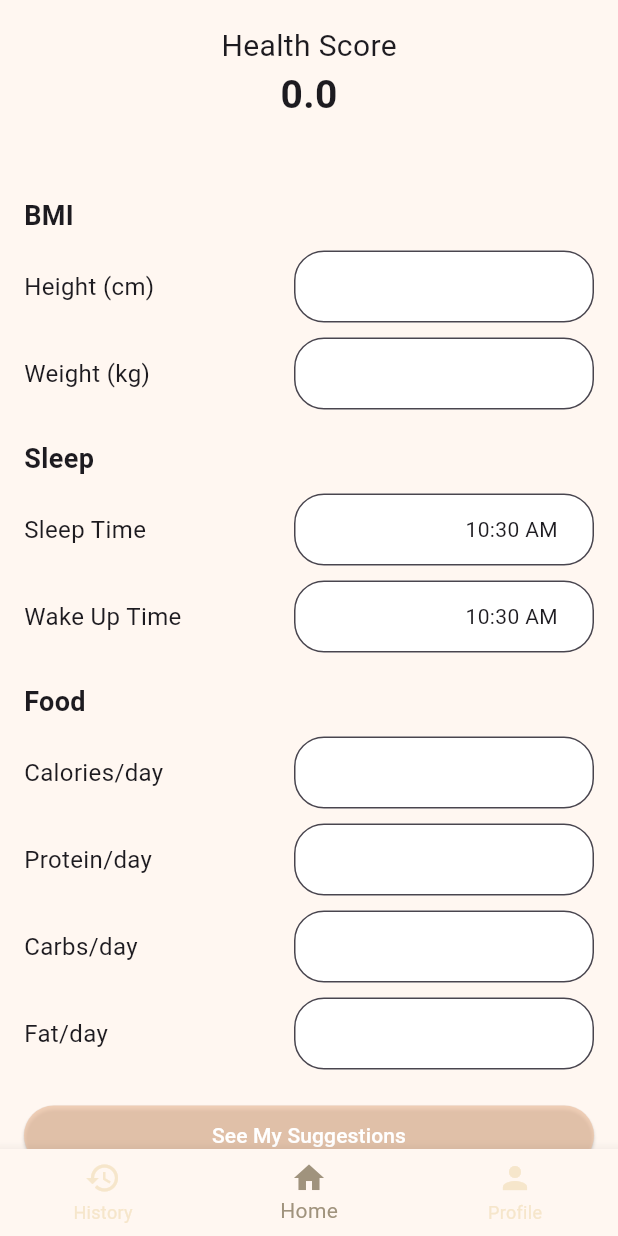
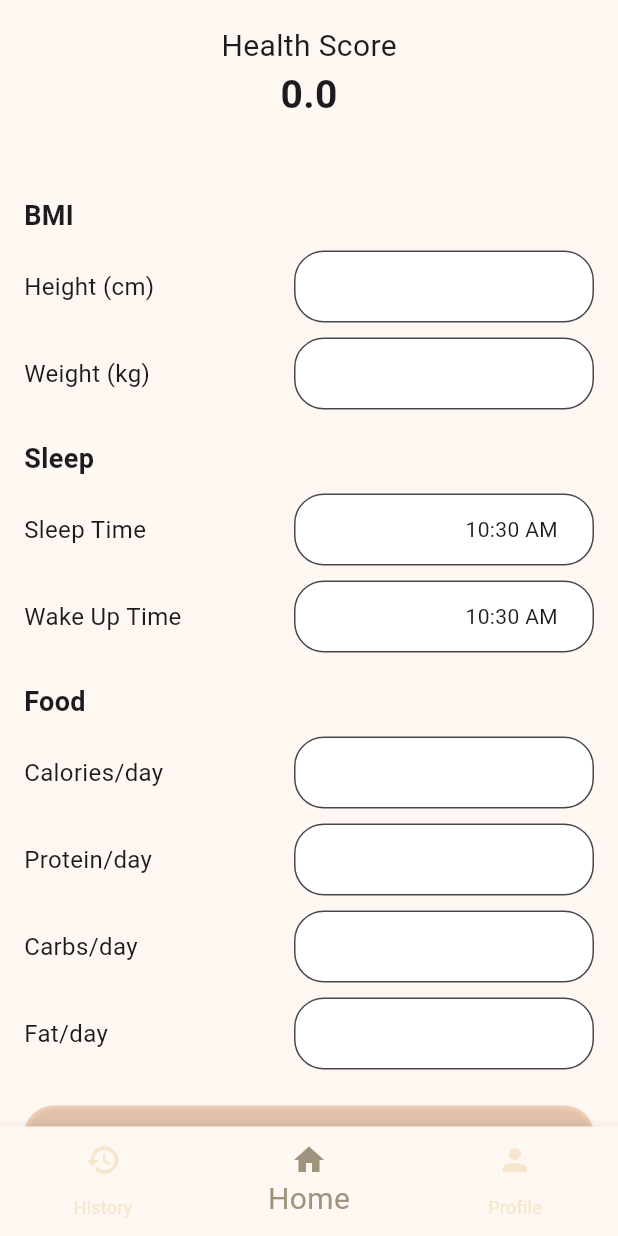
Before and after one commit to tnptnw/Rule-Fit, a Flutter app: the HomePage screen opened by its route, on a phone screen of 412 x 824 dp. Run offline on Flutter 3.47's test engine with Material 3 defaults, Android fonts, the light colour scheme and no system bars; our stand-ins replace image_picker, shared_preferences; accounts and stored records are empty.

Commit message:
make the navbar more beautiful

```diff
--- a/Frontend/rule_fit/lib/components/bottom_bar.dart
+++ b/Frontend/rule_fit/lib/components/bottom_bar.dart
@@ -15,6 +15,9 @@ class BottomNavBar extends StatelessWidget {
       backgroundColor: Color(0xFFFFF7F1),
       selectedItemColor: Color(0xFFA0937D),
       unselectedItemColor: Color(0xFFF6E6CB),
+      selectedFontSize: 20,
+      unselectedFontSize: 12,
+      type: BottomNavigationBarType.fixed,
       items: const [
         BottomNavigationBarItem(
           icon: Icon(Icons.history),
--- a/Frontend/rule_fit/lib/pages/home.dart
+++ b/Frontend/rule_fit/lib/pages/home.dart
@@ -458,6 +458,7 @@ class _HomePageState extends State<HomePage> {
                 style: TextStyle(fontWeight: FontWeight.bold),
               ),
               Text(fatSuggest),
+              const SizedBox(height: 16.0),
               ElevatedButton(
                 onPressed: () {
                   setState(() {
```
Also changed, not shown: Frontend/rule_fit/lib/pages/profile_page.dart (+10 -10 lines).
